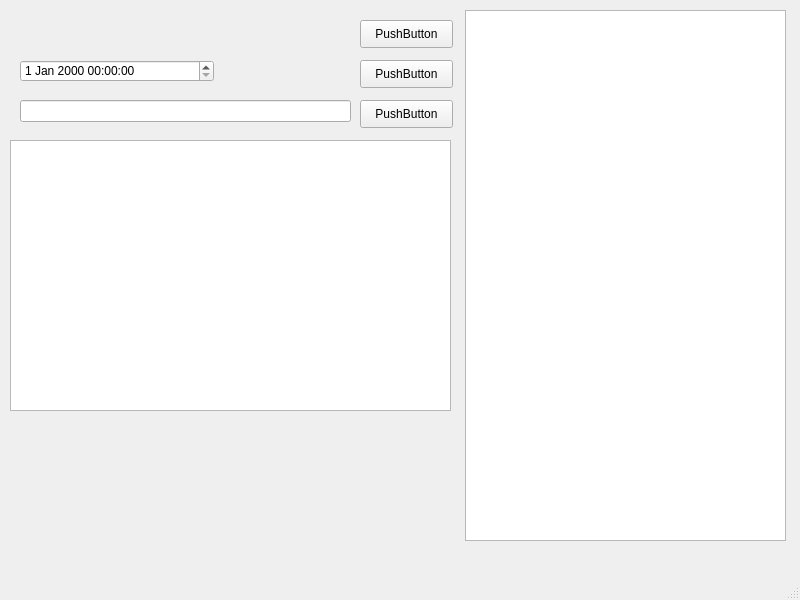
Above: shldr/mainwindow.ui from anzxfukuoka/c_scheduler before the change. Below: the same form after it.
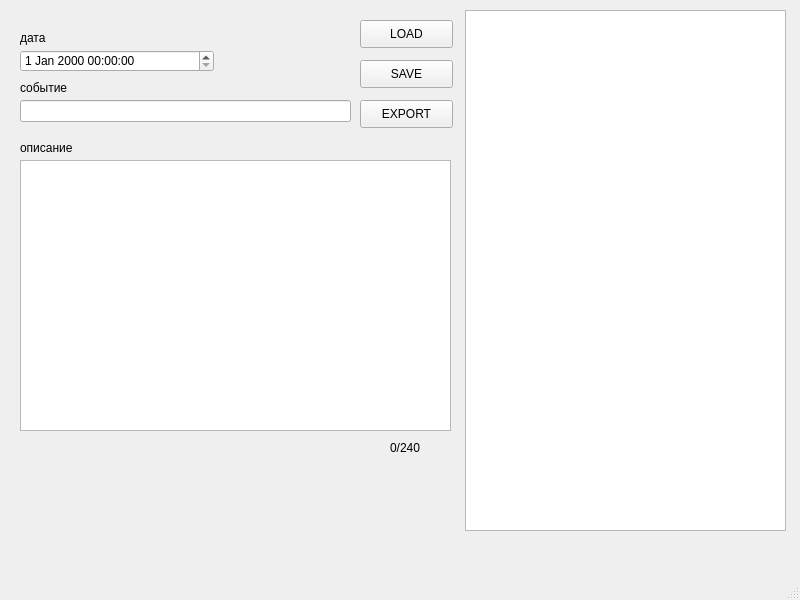
That is the form after the change.

```diff
--- a/shldr/mainwindow.ui
+++ b/shldr/mainwindow.ui
@@ -24,7 +24,7 @@
      </rect>
     </property>
     <property name="text">
-     <string>PushButton</string>
+     <string>LOAD</string>
     </property>
    </widget>
    <widget class="QListView" name="listView">
@@ -33,7 +33,7 @@
       <x>465</x>
       <y>10</y>
       <width>321</width>
-      <height>531</height>
+      <height>521</height>
      </rect>
     </property>
    </widget>
@@ -47,28 +47,15 @@
      </rect>
     </property>
     <property name="text">
-     <string>PushButton</string>
-    </property>
-   </widget>
-   <widget class="QPushButton" name="pushButton_3">
-    <property name="geometry">
-     <rect>
-      <x>360</x>
-      <y>100</y>
-      <width>93</width>
-      <height>28</height>
-     </rect>
-    </property>
-    <property name="text">
-     <string>PushButton</string>
+     <string>SAVE</string>
     </property>
    </widget>
    <widget class="QTextEdit" name="textEdit">
     <property name="geometry">
      <rect>
-      <x>10</x>
-      <y>140</y>
-      <width>441</width>
+      <x>20</x>
+      <y>160</y>
+      <width>431</width>
       <height>271</height>
      </rect>
     </property>
@@ -87,12 +74,77 @@
     <property name="geometry">
      <rect>
       <x>20</x>
-      <y>60</y>
+      <y>50</y>
       <width>194</width>
       <height>22</height>
      </rect>
     </property>
    </widget>
+   <widget class="QLabel" name="label">
+    <property name="geometry">
+     <rect>
+      <x>20</x>
+      <y>140</y>
+      <width>55</width>
+      <height>16</height>
+     </rect>
+    </property>
+    <property name="text">
+     <string>описание</string>
+    </property>
+   </widget>
+   <widget class="QLabel" name="label_2">
+    <property name="geometry">
+     <rect>
+      <x>20</x>
+      <y>80</y>
+      <width>91</width>
+      <height>16</height>
+     </rect>
+    </property>
+    <property name="text">
+     <string>событие</string>
+    </property>
+   </widget>
+   <widget class="QLabel" name="label_3">
+    <property name="geometry">
+     <rect>
+      <x>20</x>
+      <y>30</y>
+      <width>55</width>
+      <height>16</height>
+     </rect>
+    </property>
+    <property name="text">
+     <string>дата</string>
+    </property>
+   </widget>
+   <widget class="QPushButton" name="exportbtn">
+    <property name="geometry">
+     <rect>
+      <x>360</x>
+      <y>100</y>
+      <width>93</width>
+      <height>28</height>
+     </rect>
+    </property>
+    <property name="text">
+     <string>EXPORT</string>
+    </property>
+   </widget>
+   <widget class="QLabel" name="charcount">
+    <property name="geometry">
+     <rect>
+      <x>390</x>
+      <y>440</y>
+      <width>55</width>
+      <height>16</height>
+     </rect>
+    </property>
+    <property name="text">
+     <string>0/240</string>
+    </property>
+   </widget>
   </widget>
   <widget class="QMenuBar" name="menubar">
    <property name="geometry">
```
Left out of the diff: 4 changed lines with no effect on the pictures.
